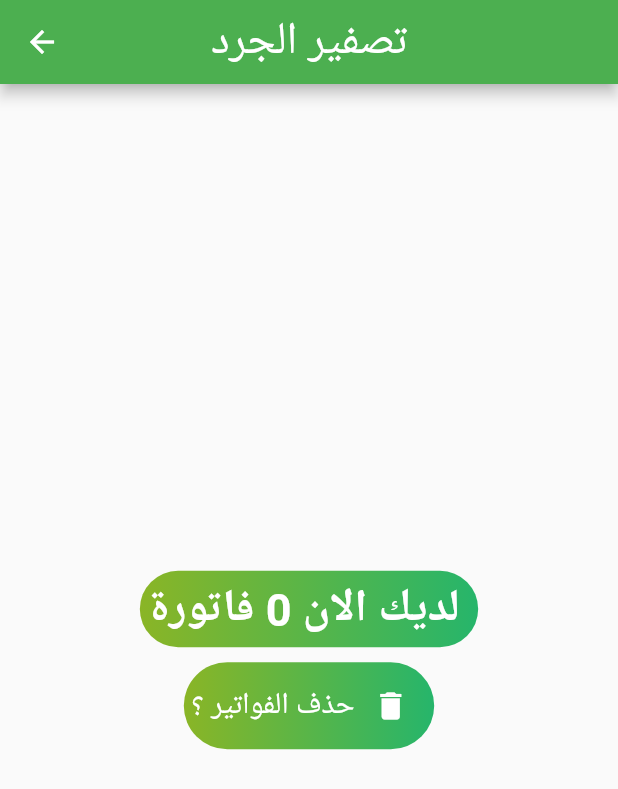
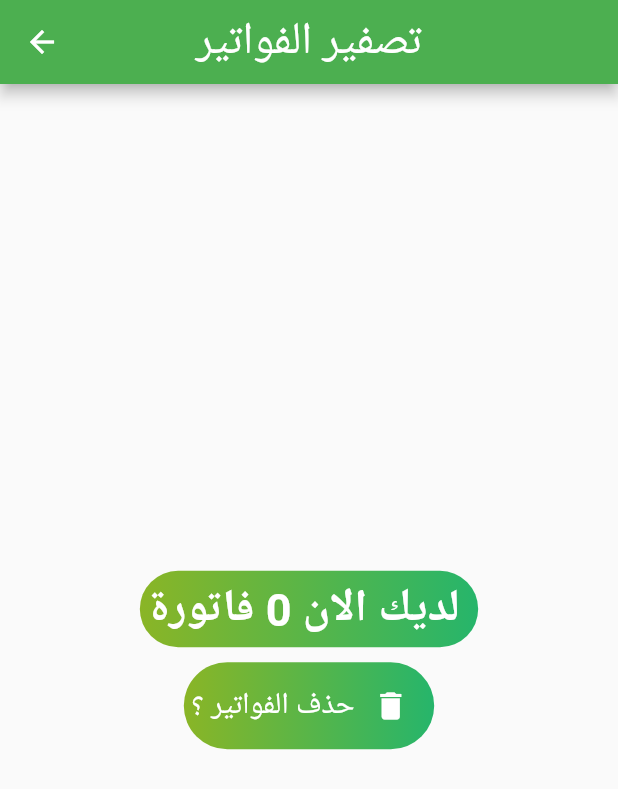
Before and after one commit to Mahmoud773/invoice, a Flutter app: the Tasfeer screen opened directly with empty values, on a phone screen of 412 x 824 dp. Shown: the top 789 px of the screen. Run offline on Flutter 3.47's test engine with Material 2 defaults, Android fonts, the phone set to English and light mode, and no system bars; our stand-ins replace csv, file_picker, open_file, permission_handler, shared_preferences, sqflite; missing offline and left inert: excel, syncfusion_flutter_xlsio; accounts and stored records are empty.

Commit message:
change pod1

```diff
--- a/lib/screens/Tasfeer.dart
+++ b/lib/screens/Tasfeer.dart
@@ -70,7 +70,7 @@ class _TasfeerState extends State<Tasfeer> {
           }) );
         },),
         backgroundColor: Colors.green,
-        title: Text('تصفير الجرد'  , style: TextStyle(color: Colors.white , fontSize: 30),),
+        title: Text('تصفير الفواتير'  , style: TextStyle(color: Colors.white , fontSize: 30),),
         centerTitle: true,
       ),
       body: Padding(
```
